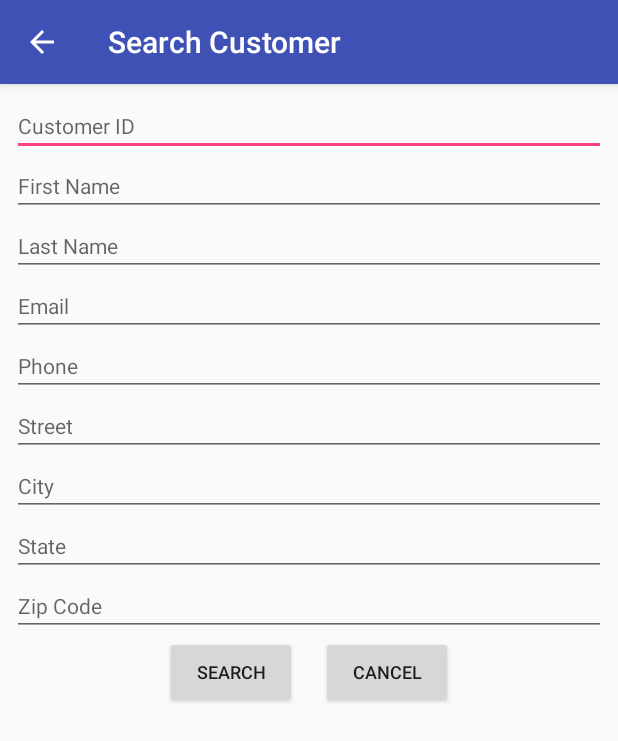
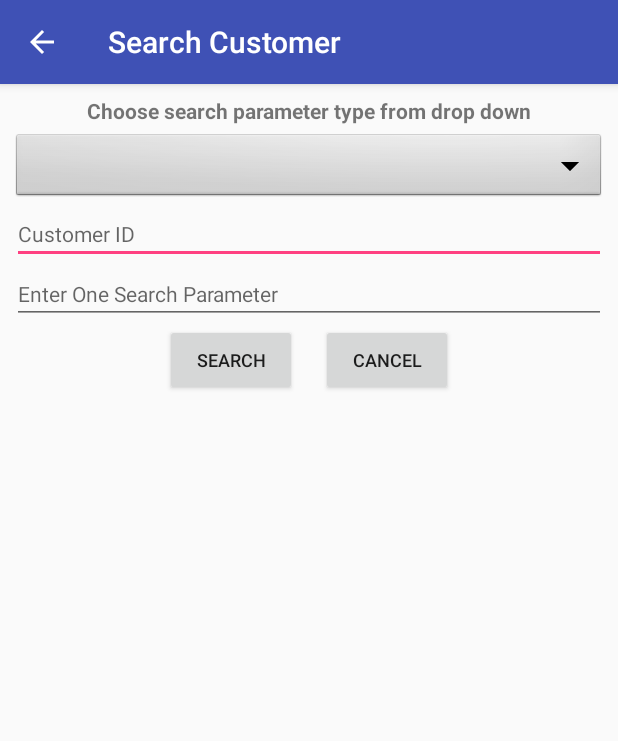
Before and after one commit to nedatatech/nedt-portal-android, an Android app: the CustomerSearchActivity screen opened directly, with no data from a screen before it, on a phone screen of 412 x 824 dp. Shown: the top 741 px of the screen. Run offline under Robolectric (Android 15) with nearby library versions, the phone set to English and light mode, and no system bars.

Commit message:
Started changes needed in the customer search activity and layout for using a drop down with one parameter field.

```diff
--- a/app/src/main/java/com/nedatatech/datatechportal/CustomerSearchActivity.java
+++ b/app/src/main/java/com/nedatatech/datatechportal/CustomerSearchActivity.java
@@ -6,25 +6,21 @@ import android.view.View;
 import android.widget.Button;
 import android.widget.EditText;
 import android.widget.ListView;
+import android.widget.Spinner;
 import android.widget.Toast;
 
 import java.util.ArrayList;
-import java.util.List;
 
 
 public class CustomerSearchActivity extends AppCompatActivity {
+  // ToDo Finish setting up code for the new drop down parameter list thats been added to the layout.
 
   private Button searchButton;
   private Button cancelButton;
   private EditText searchIDText;
-  private EditText searchFNameText;
-  private EditText searchLNameText;
-  private EditText searchEmailText;
-  private EditText searchPhoneText;
-  private EditText searchStreetText;
-  private EditText searchCityText;
-  private EditText searchStateText;
-  private EditText searchZipText;
+  private EditText searchParamText;
+  private Spinner paramSpinner;
+
   private ListView custResultView;
 
   private long searchID;
@@ -43,14 +39,7 @@ public class CustomerSearchActivity extends AppCompatActivity {
     custResultList = new ArrayList<>(); // Will need to get the method that searches, to iterate through the results and for each result add the customer to the list.
 
     searchIDText = (EditText) findViewById(R.id.custSearchID_editText);
-    searchFNameText = (EditText) findViewById(R.id.custSearchFName_editText);
-    searchLNameText = (EditText) findViewById(R.id.custSearchLName_editText);
-    searchEmailText = (EditText) findViewById(R.id.custSearchEmail_editText);
-    searchPhoneText = (EditText) findViewById(R.id.custSearchPhone_editText);
-    searchStreetText = (EditText) findViewById(R.id.custSearchStreet_editText);
-    searchCityText = (EditText) findViewById(R.id.custSearchCity_editText);
-    searchStateText = (EditText) findViewById(R.id.custSearchState_editText);
-    searchZipText = (EditText) findViewById(R.id.custSearchZip_editText);
+    searchParamText = (EditText) findViewById(R.id.custSearchParam_editText);
 
     searchButton = (Button) findViewById(R.id.custSearch_button);
     searchButton.setOnClickListener(new View.OnClickListener() {
@@ -69,7 +58,6 @@ public class CustomerSearchActivity extends AppCompatActivity {
       }
     });
 
-// ToDo Write Methods for searching based on whether a user has entered certain search criteria on certain lines in the layout. Switch or IF Else??
   }
 
   public void searchCustomers() { // May be better or easier to do this with a combination of if and switch statements.
--- a/app/src/main/java/com/nedatatech/datatechportal/MainActivity.java
+++ b/app/src/main/java/com/nedatatech/datatechportal/MainActivity.java
@@ -42,10 +42,10 @@ public class MainActivity extends AppCompatActivity {
   @Override
   public void onBackPressed() {
     super.onBackPressed();
-    finish();
     dataOps.closeDB(); /* For now calling this here should guarantee the database isn't still performing any operations in the background and helps with security.
                           Though this may cause problems for having access still in actual database operating activities. need to look more into onBackPressed
                           and if its called here by starting new activities too.*/
+    finish();
   }
 
   @Override
--- a/app/src/main/res/layout/activity_customer_search.xml
+++ b/app/src/main/res/layout/activity_customer_search.xml
@@ -8,6 +8,21 @@
     android:layout_margin="8dp"
     android:orientation="vertical">
 
+  <TextView
+      android:id="@+id/custSearchInstr_textView"
+      android:layout_width="wrap_content"
+      android:layout_height="wrap_content"
+      android:layout_gravity="center_horizontal"
+      android:layout_marginBottom="4dp"
+      android:text="@string/string_searchInstr"
+      android:textStyle="bold"/>
+
+  <Spinner
+      android:id="@+id/custSearch_spinner"
+      android:layout_width="match_parent"
+      android:layout_height="wrap_content"
+      android:background="@android:drawable/btn_dropdown"/>
+
   <EditText
       android:id="@+id/custSearchID_editText"
       android:layout_width="match_parent"
@@ -15,79 +30,18 @@
       android:ems="10"
       android:hint="@string/string_customerID"
       android:inputType="number"
-      android:textSize="14sp"/>
+      android:textSize="14sp"
+      />
 
   <EditText
-      android:id="@+id/custSearchFName_editText"
+      android:id="@+id/custSearchParam_editText"
       android:layout_width="match_parent"
       android:layout_height="wrap_content"
       android:ems="10"
-      android:hint="@string/string_firstName"
-      android:inputType="textPersonName"
-      android:textSize="14sp"/>
-
-  <EditText
-      android:id="@+id/custSearchLName_editText"
-      android:layout_width="match_parent"
-      android:layout_height="wrap_content"
-      android:ems="10"
-      android:hint="@string/string_lastName"
-      android:inputType="textPersonName"
-      android:textSize="14sp"/>
-
-  <EditText
-      android:id="@+id/custSearchEmail_editText"
-      android:layout_width="match_parent"
-      android:layout_height="wrap_content"
-      android:ems="10"
-      android:hint="@string/string_email"
-      android:inputType="textEmailAddress"
-      android:textSize="14sp"/>
-
-  <EditText
-      android:id="@+id/custSearchPhone_editText"
-      android:layout_width="match_parent"
-      android:layout_height="wrap_content"
-      android:ems="10"
-      android:hint="@string/string_phone"
-      android:inputType="phone"
-      android:textSize="14sp"/>
-
-  <EditText
-      android:id="@+id/custSearchStreet_editText"
-      android:layout_width="match_parent"
-      android:layout_height="wrap_content"
-      android:ems="10"
-      android:hint="@string/string_street"
-      android:inputType="textPostalAddress"
-      android:textSize="14sp"/>
-
-  <EditText
-      android:id="@+id/custSearchCity_editText"
-      android:layout_width="match_parent"
-      android:layout_height="wrap_content"
-      android:ems="10"
-      android:hint="@string/string_city"
-      android:inputType="textPersonName"
-      android:textSize="14sp"/>
-
-  <EditText
-      android:id="@+id/custSearchState_editText"
-      android:layout_width="match_parent"
-      android:layout_height="wrap_content"
-      android:ems="10"
-      android:hint="@string/string_state"
-      android:inputType="textPersonName"
-      android:textSize="14sp"/>
-
-  <EditText
-      android:id="@+id/custSearchZip_editText"
-      android:layout_width="match_parent"
-      android:layout_height="wrap_content"
-      android:ems="10"
-      android:hint="@string/string_zipCode"
-      android:inputType="number"
-      android:textSize="14sp"/>
+      android:hint="@string/string_searchParam"
+      android:inputType="text|number"
+      android:textSize="14sp"
+      />
 
   <LinearLayout
       android:layout_width="wrap_content"
--- a/app/src/main/res/values/strings.xml
+++ b/app/src/main/res/values/strings.xml
@@ -18,6 +18,8 @@
   <string name="string_city">City</string>
   <string name="string_state">State</string>
   <string name="string_zipCode">Zip Code</string>
+  <string name="string_searchParam">Enter One Search Parameter</string>
+  <string name="string_searchInstr">Choose search parameter type from drop down</string>
 
   <string name="buttonText_add">ADD</string>
   <string name="buttonText_search">SEARCH</string>
```
